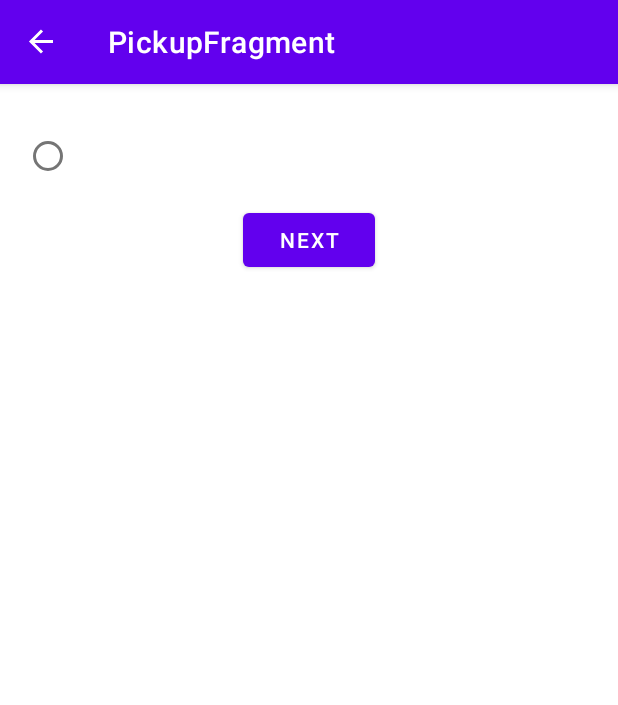
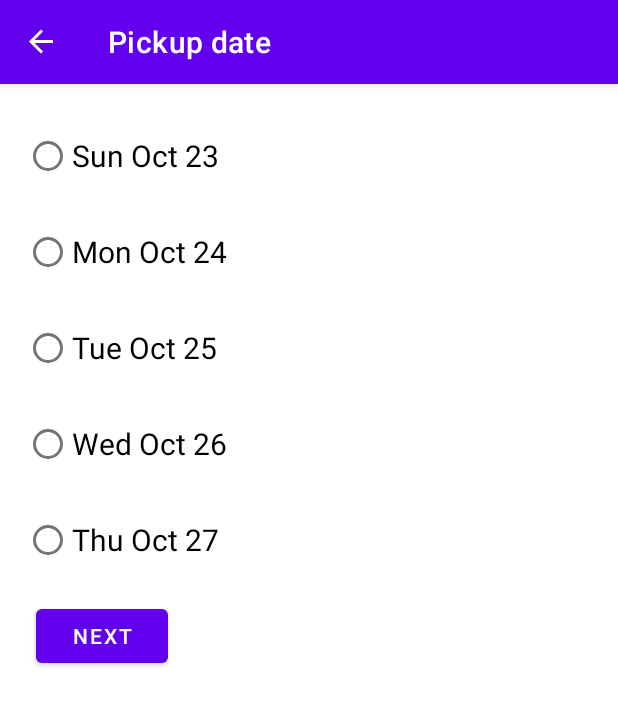
Before and after one commit to theMagusDev/OrderPizzaApp, an Android app: the PickupFragment screen opened through its navigation route, on a phone screen of 412 x 824 dp. Shown: the top 705 px of the screen. Run offline under Robolectric (Android 15) with nearby library versions, the light colour scheme and no system bars; our stand-ins replace data binding, navigation-ui.

Commit message:
Update Pickup fragment layout

```diff
--- a/app/src/main/java/com/example/pizza/ui/order/PickupFragment.kt
+++ b/app/src/main/java/com/example/pizza/ui/order/PickupFragment.kt
@@ -17,10 +17,20 @@ class PickupFragment : Fragment() {
         inflater: LayoutInflater,
         container: ViewGroup?,
         savedInstanceState: Bundle?
-    ): View? {
+    ): View {
         val fragmentFlavorBinding = FragmentPickupBinding.inflate(inflater, container, false)
         binding = fragmentFlavorBinding
         return fragmentFlavorBinding.root
+    }
+
+    override fun onViewCreated(view: View, savedInstanceState: Bundle?) {
+        super.onViewCreated(view, savedInstanceState)
+
+        binding?.apply {
+            lifecycleOwner = viewLifecycleOwner
+
+            orderViewModel = sharedOrderViewModel
+        }
     }
 
     override fun onDestroy() {
--- a/app/src/main/java/com/example/pizza/ui/order/StartFragment.kt
+++ b/app/src/main/java/com/example/pizza/ui/order/StartFragment.kt
@@ -38,7 +38,6 @@ class StartFragment : Fragment() {
 
     fun orderPizza() {
         findNavController().navigate(R.id.action_startFragment_to_flavorFragment)
-        sharedOrderViewModel.resetOrder()
     }
 
     /**
--- a/app/src/main/java/com/example/pizza/ui/order/model/OrderViewModel.kt
+++ b/app/src/main/java/com/example/pizza/ui/order/model/OrderViewModel.kt
@@ -3,6 +3,11 @@ package com.example.pizza.ui.order.model
 import androidx.lifecycle.LiveData
 import androidx.lifecycle.MutableLiveData
 import androidx.lifecycle.ViewModel
+import java.text.SimpleDateFormat
+import java.util.*
+
+// Additional cost for same day pickup of an order
+private const val PRICE_FOR_SAME_DAY_PICKUP = 3.00
 
 class OrderViewModel : ViewModel() {
     private var _price = MutableLiveData<Double>()
@@ -13,6 +18,12 @@ class OrderViewModel : ViewModel() {
 
     private var _size = MutableLiveData<Int>()
     val size: LiveData<Int> = _size
+
+    val dateOptions = getPickupOptions()
+
+    init {
+        resetOrder()
+    }
 
     fun addOrRemoveFlavor(flavor: String) {
         if(_flavors.value?.contains(flavor) == true) {
@@ -26,7 +37,21 @@ class OrderViewModel : ViewModel() {
         _size.value = size
     }
 
-    fun resetOrder() {
+    private fun getPickupOptions(): List<String> {
+        val options = mutableListOf<String>()
+        val formatter = SimpleDateFormat("E MMM d", Locale.getDefault())
+        val calendar = Calendar.getInstance()
+
+        // Create a list of dates starting with the current date and the following 4 dates
+        repeat(5) {
+            options.add(formatter.format(calendar.time))
+            calendar.add(Calendar.DATE, 1)
+        }
+
+        return options
+    }
+
+    private fun resetOrder() {
         _price.value = 0.0
         _flavors.value = mutableListOf<String>()
         _size.value = 0
--- a/app/src/main/res/layout/fragment_pickup.xml
+++ b/app/src/main/res/layout/fragment_pickup.xml
@@ -4,6 +4,12 @@
     xmlns:tools="http://schemas.android.com/tools"
     xmlns:app="http://schemas.android.com/apk/res-auto"
     tools:context=".PickupFragment">
+
+    <data>
+        <variable
+            name="orderViewModel"
+            type="com.example.pizza.ui.order.model.OrderViewModel" />
+    </data>
 
     <ScrollView
         android:layout_width="match_parent"
@@ -14,21 +20,68 @@
             android:layout_height="wrap_content"
             android:padding="@dimen/side_margin">
 
-            <com.google.android.material.radiobutton.MaterialRadioButton
-                style="@style/pickup_radiobutton_style"
-                android:id="@+id/today_pickup_option"
+            <RadioGroup
                 android:layout_width="wrap_content"
                 android:layout_height="wrap_content"
                 app:layout_constraintStart_toStartOf="parent"
+                app:layout_constraintTop_toTopOf="parent">
+
+                <com.google.android.material.radiobutton.MaterialRadioButton
+                style="@style/pickup_radiobutton_style"
+                android:id="@+id/first_pickup_option"
+                android:layout_width="wrap_content"
+                android:layout_height="wrap_content"
+                android:text="@{orderViewModel.dateOptions[0]}"
+                app:layout_constraintStart_toStartOf="parent"
                 app:layout_constraintTop_toTopOf="parent"
-                app:text="Mon. 31 August"/>
+                    tools:text="Sun Oct 23"/>
+
+            <com.google.android.material.radiobutton.MaterialRadioButton
+                style="@style/pickup_radiobutton_style"
+                android:id="@+id/second_pickup_option"
+                android:layout_width="wrap_content"
+                android:layout_height="wrap_content"
+                android:text="@{orderViewModel.dateOptions[1]}"
+                app:layout_constraintStart_toStartOf="parent"
+                app:layout_constraintTop_toBottomOf="@id/first_pickup_option"
+                tools:text="Sun Oct 24"/>
+
+            <com.google.android.material.radiobutton.MaterialRadioButton
+                style="@style/pickup_radiobutton_style"
+                android:id="@+id/third_pickup_option"
+                android:layout_width="wrap_content"
+                android:layout_height="wrap_content"
+                android:text="@{orderViewModel.dateOptions[2]}"
+                app:layout_constraintStart_toStartOf="parent"
+                app:layout_constraintTop_toBottomOf="@id/second_pickup_option"
+                tools:text="Sun Oct 25"/>
+
+            <com.google.android.material.radiobutton.MaterialRadioButton
+                style="@style/pickup_radiobutton_style"
+                android:id="@+id/fourth_pickup_option"
+                android:layout_width="wrap_content"
+                android:layout_height="wrap_content"
+                android:text="@{orderViewModel.dateOptions[3]}"
+                app:layout_constraintStart_toStartOf="parent"
+                app:layout_constraintTop_toBottomOf="@id/third_pickup_option"
+                tools:text="Sun Oct 26"/>
+
+            <com.google.android.material.radiobutton.MaterialRadioButton
+                style="@style/pickup_radiobutton_style"
+                android:id="@+id/fifth_pickup_option"
+                android:layout_width="wrap_content"
+                android:layout_height="wrap_content"
+                android:text="@{orderViewModel.dateOptions[4]}"
+                app:layout_constraintStart_toStartOf="parent"
+                app:layout_constraintTop_toBottomOf="@id/fourth_pickup_option"
+                tools:text="Sun Oct 27"/>
 
             <com.google.android.material.button.MaterialButton
                 style="@style/next_button_style"
-                app:layout_constraintTop_toBottomOf="@id/today_pickup_option"
+                app:layout_constraintTop_toBottomOf="@id/fifth_pickup_option"
                 app:layout_constraintEnd_toEndOf="parent"
                 app:layout_constraintStart_toStartOf="parent"/>
-
+            </RadioGroup>
         </androidx.constraintlayout.widget.ConstraintLayout>
 
     </ScrollView>
--- a/app/src/main/res/navigation/nav_graph.xml
+++ b/app/src/main/res/navigation/nav_graph.xml
@@ -8,7 +8,7 @@
     <fragment
         android:id="@+id/startFragment"
         android:name="com.example.pizza.ui.order.StartFragment"
-        android:label="fragment_start"
+        android:label="Pizza Order"
         tools:layout="@layout/fragment_start" >
         <action
             android:id="@+id/action_startFragment_to_flavorFragment"
@@ -17,7 +17,7 @@
     <fragment
         android:id="@+id/flavorFragment"
         android:name="com.example.pizza.ui.order.FlavorFragment"
-        android:label="fragment_flavor"
+        android:label="Flavors"
         tools:layout="@layout/fragment_flavor" >
         <action
             android:id="@+id/action_flavorFragment_to_sizeFragment"
@@ -26,7 +26,7 @@
     <fragment
         android:id="@+id/sizeFragment"
         android:name="com.example.pizza.ui.order.SizeFragment"
-        android:label="fragment_size"
+        android:label="Size"
         tools:layout="@layout/fragment_size" >
         <action
             android:id="@+id/action_sizeFragment_to_pickupFragment"
@@ -35,5 +35,5 @@
     <fragment
         android:id="@+id/pickupFragment"
         android:name="com.example.pizza.ui.order.PickupFragment"
-        android:label="PickupFragment" />
+        android:label="Pickup date" />
 </navigation>
--- a/app/src/main/res/values/styles.xml
+++ b/app/src/main/res/values/styles.xml
@@ -21,5 +21,6 @@
     <style name="pickup_radiobutton_style" parent="Widget.AppCompat.CompoundButton.RadioButton">
         <item name="android:layout_marginTop">@dimen/margin_between_elements</item>
         <item name="android:layout_marginBottom">@dimen/margin_between_elements</item>
+        <item name="android:textSize">20sp</item>
     </style>
 </resources>
```
